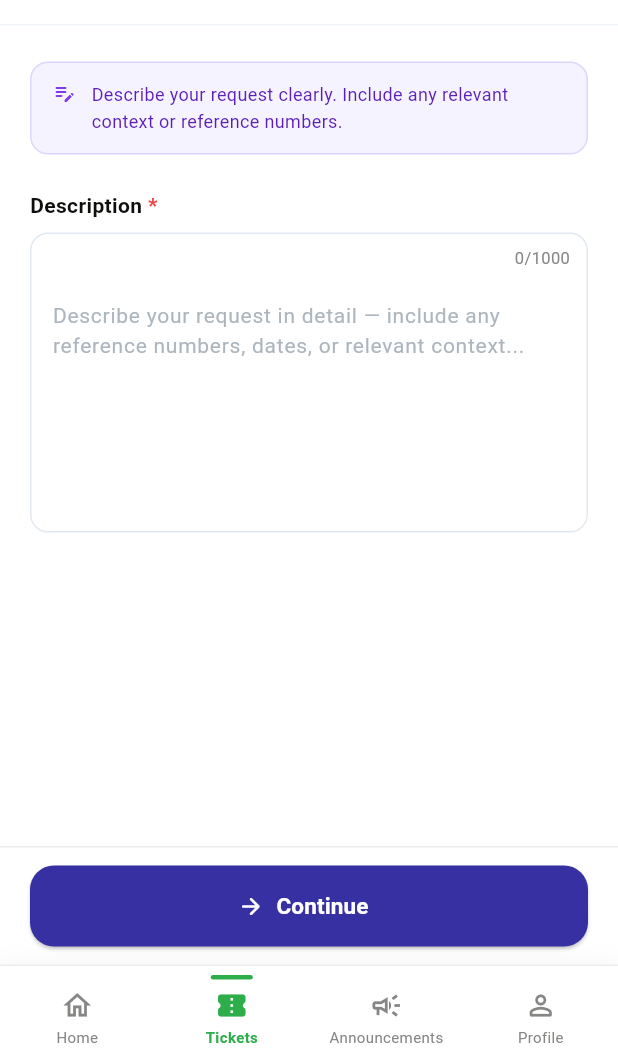
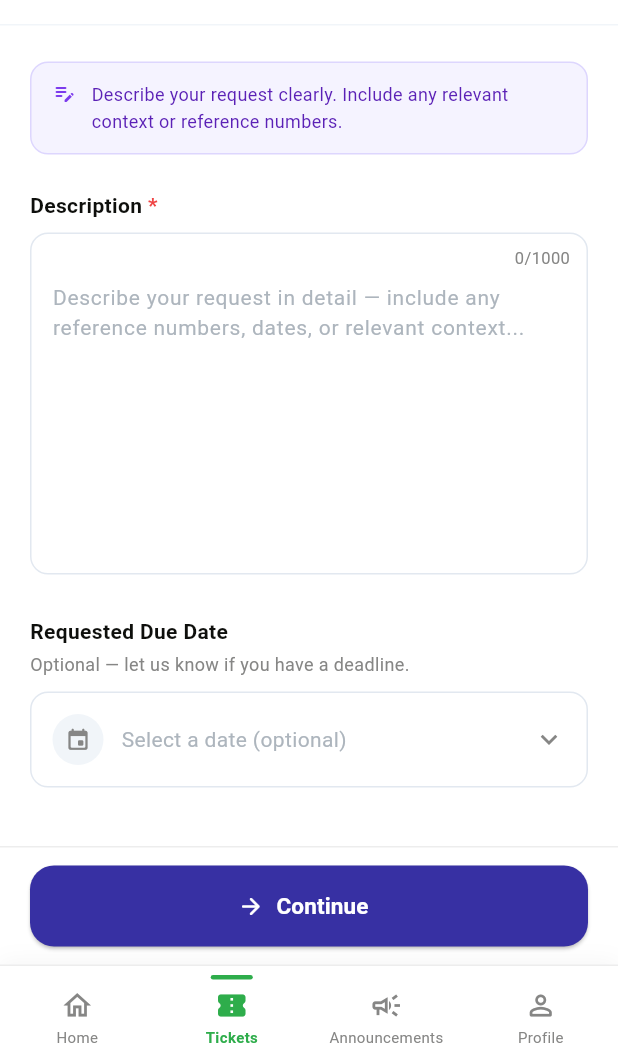
Before and after one commit to Ryanyzh/DIS-CONNECT-MOBILE-APP, a Flutter app: the CreateTicketScreen screen opened by its route, swiped to page 2, on a phone screen of 412 x 824 dp, the part 180-1236 px from its top. Run offline on Flutter 3.47's test engine with Material 3 defaults, Android fonts, the light colour scheme and no system bars; our stand-ins replace firebase_auth, firebase_core, go_router; accounts and stored records are empty.

Commit message:
Added due date picker field for ticket creation page

```diff
--- a/lib/features/tickets/presentation/create_ticket_screen.dart
+++ b/lib/features/tickets/presentation/create_ticket_screen.dart
@@ -1,5 +1,6 @@
 import 'package:flutter/material.dart';
 import 'package:go_router/go_router.dart';
+import 'package:intl/intl.dart';
 import 'package:disconnect_mobile/core/theme/design_system.dart';
 
 // ─────────────────────────────────────────────────────────────────────────────
@@ -60,6 +61,7 @@ class _CreateTicketScreenState extends State<CreateTicketScreen> {
   // ── Step 2 state ─────────────────────────────────────────────────────────
   final _descController = TextEditingController();
   static const int _maxDescChars = 1000;
+  DateTime? _dueDate;
 
   // ── Step 3 state ─────────────────────────────────────────────────────────
 
@@ -132,6 +134,30 @@ class _CreateTicketScreenState extends State<CreateTicketScreen> {
         },
       ),
     );
+  }
+
+  // ── Date picker ───────────────────────────────────────────────────────────
+
+  Future<void> _pickDueDate() async {
+    final now = DateTime.now();
+    final picked = await showDatePicker(
+      context: context,
+      initialDate: _dueDate ?? now.add(const Duration(days: 7)),
+      firstDate: now,
+      lastDate: now.add(const Duration(days: 365)),
+      builder: (ctx, child) => Theme(
+        data: Theme.of(ctx).copyWith(
+          colorScheme: const ColorScheme.light(
+            primary: Color(0xFF4338CA),
+            onPrimary: Colors.white,
+            surface: Colors.white,
+            onSurface: Color(0xFF1E293B),
+          ),
+        ),
+        child: child!,
+      ),
+    );
+    if (picked != null) setState(() => _dueDate = picked);
   }
 
   // ─────────────────────────────────────────────────────────────────────────
@@ -215,7 +241,6 @@ class _CreateTicketScreenState extends State<CreateTicketScreen> {
       child: Column(
         crossAxisAlignment: CrossAxisAlignment.start,
         children: [
-          // TODO: if user has a profile, show their name/email and pre-fill contact info fields
           // ── Section hint ────────────────────────────────────────────────
           _StepHint(
             icon: Icons.info_outline_rounded,
@@ -284,6 +309,20 @@ class _CreateTicketScreenState extends State<CreateTicketScreen> {
             onChanged: (_) => setState(() {}),
           ),
           const SizedBox(height: 28),
+
+          // ── Requested Due Date ───────────────────────────────────────────
+          const _FieldLabel(label: 'Requested Due Date'),
+          const SizedBox(height: 4),
+          Text(
+            'Optional — let us know if you have a deadline.',
+            style: AppTypography.caption.copyWith(color: AppColors.mute),
+          ),
+          const SizedBox(height: 10),
+          _DueDatePicker(
+            selectedDate: _dueDate,
+            onTap: _pickDueDate,
+            onClear: () => setState(() => _dueDate = null),
+          ),
         ],
       ),
     );
@@ -831,7 +870,7 @@ class _DescriptionField extends StatelessWidget {
           ),
           child: TextField(
             controller: controller,
-            maxLines: 7,
+            maxLines: 9,
             maxLength: maxChars,
             buildCounter:
                 (_, {required currentLength, required isFocused, maxLength}) =>
@@ -845,7 +884,7 @@ class _DescriptionField extends StatelessWidget {
                 color: const Color(0xFFADB5BD),
               ),
               border: InputBorder.none,
-              contentPadding: const EdgeInsets.fromLTRB(14, 44, 14, 14),
+              contentPadding: const EdgeInsets.fromLTRB(14, 32, 14, 14),
             ),
           ),
         ),
@@ -862,6 +901,92 @@ class _DescriptionField extends StatelessWidget {
   }
 }
 
+class _DueDatePicker extends StatelessWidget {
+  final DateTime? selectedDate;
+  final VoidCallback onTap;
+  final VoidCallback onClear;
+  const _DueDatePicker({
+    required this.selectedDate,
+    required this.onTap,
+    required this.onClear,
+  });
+
+  @override
+  Widget build(BuildContext context) {
+    final hasDate = selectedDate != null;
+    return GestureDetector(
+      onTap: onTap,
+      child: Container(
+        padding: const EdgeInsets.symmetric(horizontal: 14, vertical: 14),
+        decoration: BoxDecoration(
+          color: Colors.white,
+          borderRadius: BorderRadius.circular(AppBorderRadius.wiseMd),
+          border: Border.all(
+            color: hasDate ? const Color(0xFF4338CA) : const Color(0xFFE2E8F0),
+            width: hasDate ? 1.5 : 1,
+          ),
+        ),
+        child: Row(
+          children: [
+            Container(
+              width: 34,
+              height: 34,
+              decoration: BoxDecoration(
+                color: hasDate
+                    ? const Color(0xFFE0E7FF)
+                    : const Color(0xFFF1F5F9),
+                shape: BoxShape.circle,
+              ),
+              child: Icon(
+                Icons.event_rounded,
+                color: hasDate ? const Color(0xFF4338CA) : AppColors.mute,
+                size: 17,
+              ),
+            ),
+            const SizedBox(width: 12),
+            Expanded(
+              child: Text(
+                hasDate
+                    ? DateFormat('EEEE, d MMMM yyyy').format(selectedDate!)
+                    : 'Select a date (optional)',
+                style: AppTypography.bodySm.copyWith(
+                  color: hasDate
+                      ? const Color(0xFF3730A3)
+                      : const Color(0xFFADB5BD),
+                  fontWeight: hasDate ? FontWeight.w600 : FontWeight.w400,
+                ),
+              ),
+            ),
+            if (hasDate)
+              GestureDetector(
+                onTap: onClear,
+                behavior: HitTestBehavior.opaque,
+                child: Container(
+                  width: 24,
+                  height: 24,
+                  decoration: const BoxDecoration(
+                    color: Color(0xFFF1F5F9),
+                    shape: BoxShape.circle,
+                  ),
+                  child: const Icon(
+                    Icons.close,
+                    size: 13,
+                    color: AppColors.body,
+                  ),
+                ),
+              )
+            else
+              const Icon(
+                Icons.keyboard_arrow_down,
+                color: AppColors.mute,
+                size: 22,
+              ),
+          ],
+        ),
+      ),
+    );
+  }
+}
 
 
 
```
